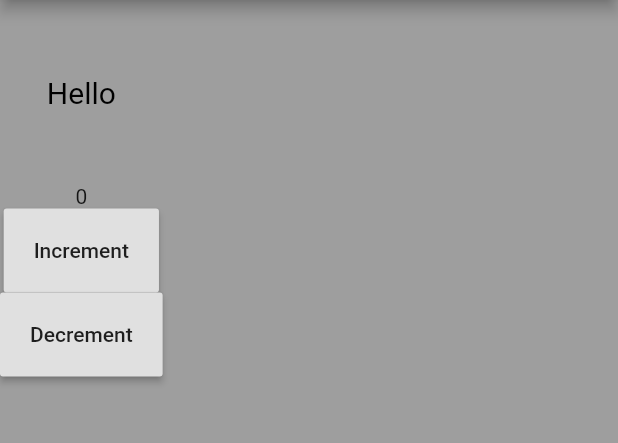
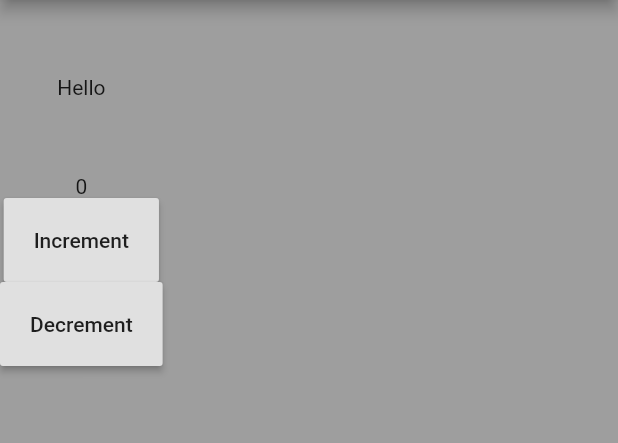
Before and after one commit to rishika97/s_and_s, a Flutter app: the screen it shows after launch, on a phone screen of 412 x 824 dp, the part 84-527 px from its top. Run offline on Flutter 3.47's test engine with Material 2 defaults, Android fonts, the phone set to English and light mode, and no system bars.

```diff
--- a/lib/Counter.dart
+++ b/lib/Counter.dart
@@ -31,54 +31,42 @@ class _CounterState extends State<Counter> {
       count.add(counter);
     });
   }
+
   @override
   Widget build(BuildContext context) {
     return Column(
       mainAxisSize: MainAxisSize.max,
       mainAxisAlignment: MainAxisAlignment.spaceEvenly,
       children: <Widget>[
-        StreamBuilder(
+        StreamBuilder<int>(
             stream: count.stream,
             builder: (BuildContext context, snapshot) {
-              return new Text(
-                snapshot.data.toString(),
-              );
+              return new Count(snapshot.data);
             }),
-        Button(),
+        Button((){
+          _increment();
+        },(){
+          _decrement();
+        }),
       ],
     );
   }
 }
 
-class Button extends StatefulWidget {
-  @override
-  _ButtonState createState() => _ButtonState();
+class Count extends StatelessWidget{
+  final int count;
+  Count(this.count);
+  Widget build(BuildContext context) {
+    return Text(count.toString());
+  }
 }
 
-class _ButtonState extends State<Button> {
-  int counter = 0;
-  StreamController<int> count;
+class Button extends StatelessWidget {
+  Function() _increment;
+  Function() _decrement;
+  Button(this._increment, this._decrement);
 
-  @override
-  void initState() {
-    super.initState();
-    count = new StreamController<int>();
-    count.add(0);
-  }
 
-  void _increment() {
-    setState(() {
-      counter++;
-      count.add(counter);
-    });
-  }
-
-  void _decrement() {
-    setState(() {
-      counter--;
-      count.add(counter);
-    });
-  }
   @override
   Widget build(BuildContext context) {
     return Column(
--- a/lib/main.dart
+++ b/lib/main.dart
@@ -26,18 +26,21 @@ class Hello extends StatelessWidget {
       body: new Column(
         children: <Widget>[
           SizedBox(height: 50),
-          Text('Hello',
-            style: TextStyle(
-                fontSize: 20,
-                color: Colors.black
-            ),
-          ),
+          First(),
           SizedBox(height: 50),
           Counter()
         ],
       ),
     );
   }
+}
+
+class First extends StatelessWidget{
+  @override
+  Widget build(BuildContext context) {
+    return Text("Hello");
+  }
+
 }
 
 //class Counter extends StatefulWidget {
```
Also changed, not shown: pubspec.lock.
